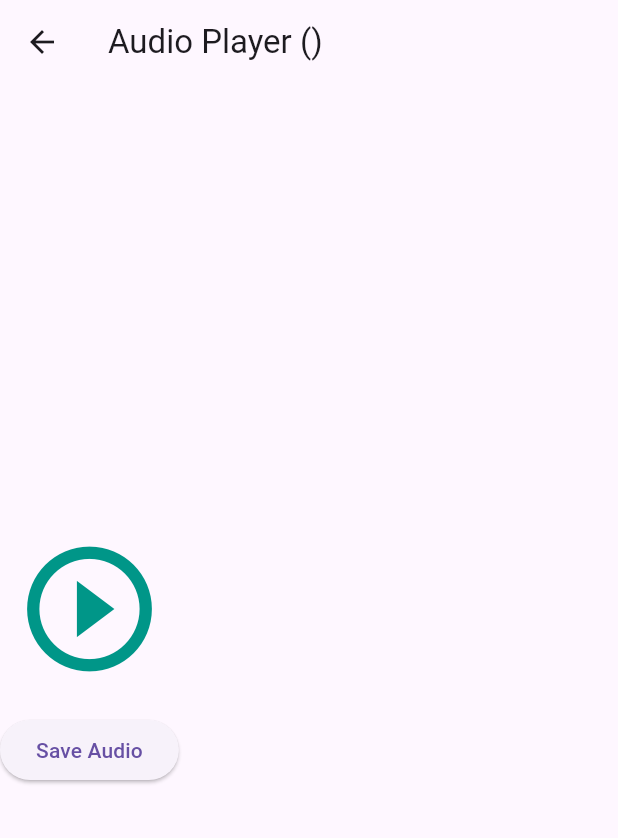
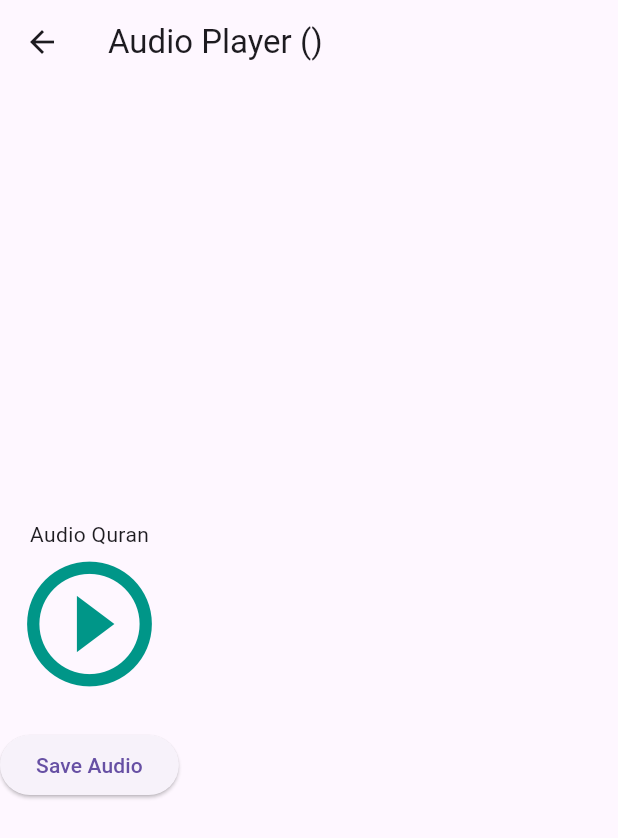
Before and after one commit to sabbirhossen0/Nafs_Shield, a Flutter app: the Audio screen opened directly with empty values, on a phone screen of 412 x 824 dp. Shown: the top 838 px of the screen. Run offline on Flutter 3.47's test engine with Material 3 defaults, Android fonts, the phone set to English and light mode, and no system bars; our stand-ins replace audioplayers, dio, flutter_compass, get, hexcolor, image_picker and 3 more; accounts and stored records are empty; network calls fail.

Commit message:
change something

```diff
--- a/lib/view/audioquran.dart
+++ b/lib/view/audioquran.dart
@@ -132,6 +132,9 @@ class _AudioScreenState extends State<Audio> {
         mainAxisAlignment: MainAxisAlignment.center,
         // crossAxisAlignment: CrossAxisAlignment.center,
         children: [
+
+Text("Audio Quran"),
+
           InkWell(
             onTap: playAudio,
             child: Icon(
```
